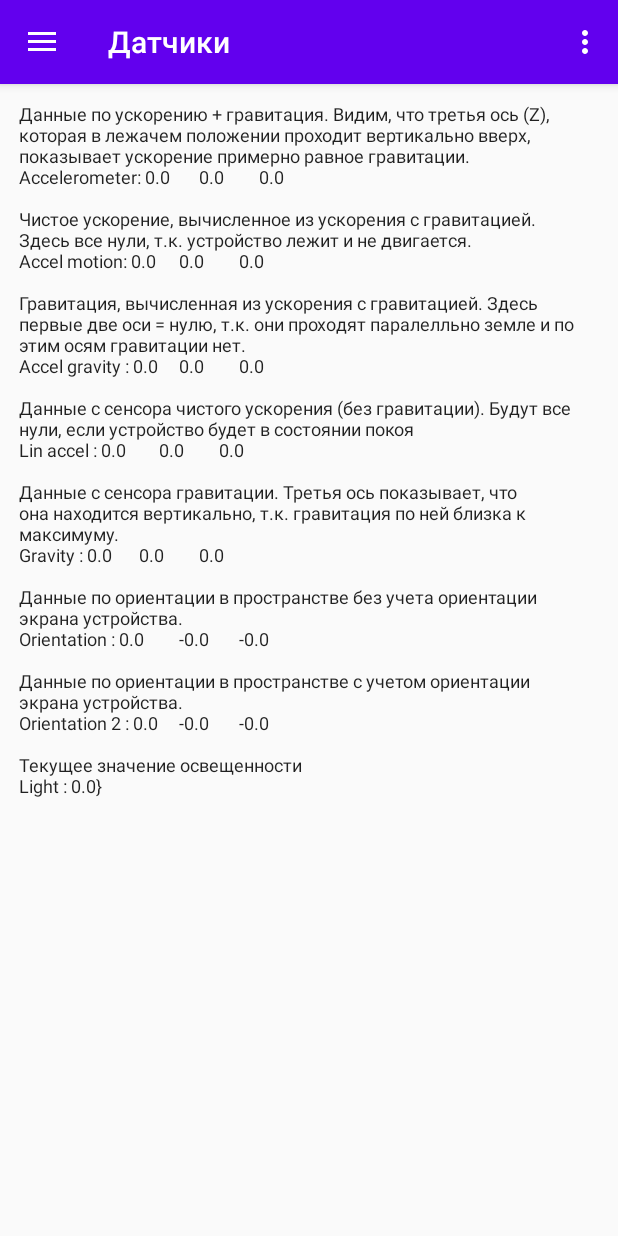
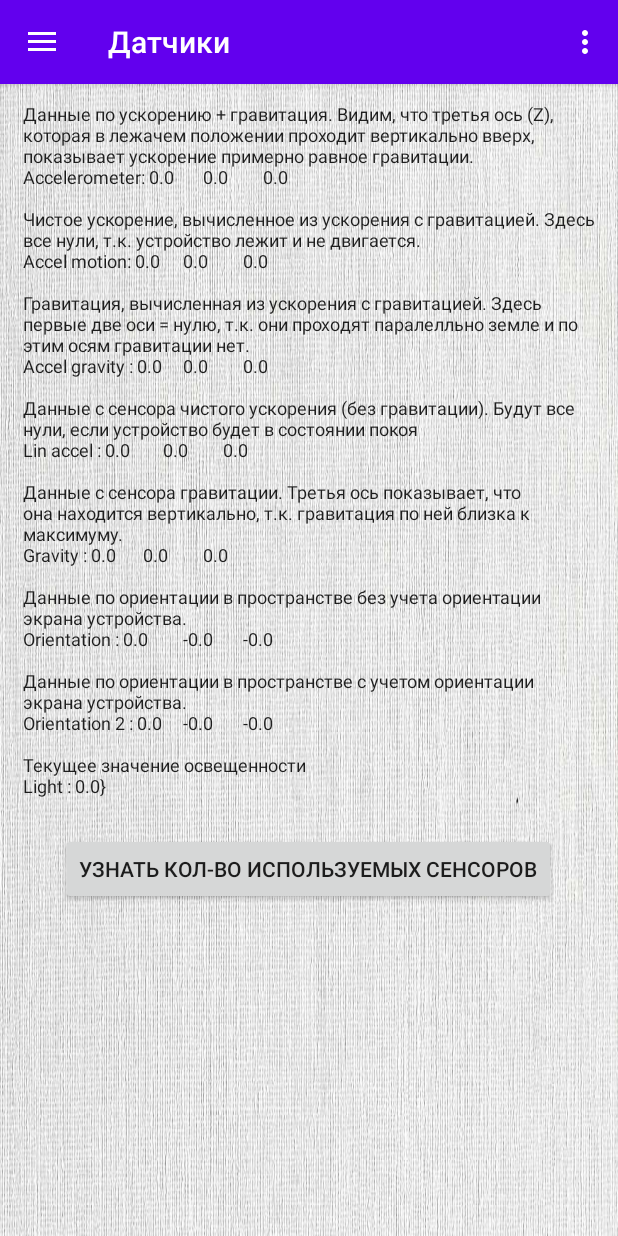
Before and after one commit to ProgressiveArt/MyDairy, an Android app: the screen it shows after launch (MainActivity), in the side drawer, after a tap on "Датчики", on a phone screen of 412 x 824 dp. Run offline under Robolectric (Android 15) with nearby library versions, the phone set to English and light mode, and no system bars; our stand-ins replace navigation-ui.

Commit message:
Добавил подсчет кол-ва датчиков + background для всего приложения

```diff
--- a/app/src/main/AndroidManifest.xml
+++ b/app/src/main/AndroidManifest.xml
@@ -4,7 +4,7 @@
 
     <application
         android:allowBackup="true"
-        android:icon="@mipmap/ic_launcher"
+        android:icon="@drawable/logo_img"
         android:label="@string/app_name"
         android:roundIcon="@mipmap/ic_launcher_round"
         android:supportsRtl="true"
--- a/app/src/main/java/com/example/mydiary/ui/sensors/sensorsFragment.java
+++ b/app/src/main/java/com/example/mydiary/ui/sensors/sensorsFragment.java
@@ -12,7 +12,9 @@ import android.view.Surface;
 import android.view.View;
 import android.view.ViewGroup;
 import android.view.WindowManager;
+import android.widget.Button;
 import android.widget.TextView;
+import android.widget.Toast;
 
 import androidx.annotation.NonNull;
 import androidx.fragment.app.Fragment;
@@ -32,6 +34,8 @@ public class sensorsFragment extends Fragment {
     Sensor sensorMagnet;
     Sensor sensorLight;
 
+    private int countThreads;
+
     StringBuilder sb = new StringBuilder();
     Timer timer;
     int rotation;
@@ -49,23 +53,35 @@ public class sensorsFragment extends Fragment {
         sensorMagnet = sensorManager.getDefaultSensor(Sensor.TYPE_MAGNETIC_FIELD);
         sensorLight = sensorManager.getDefaultSensor(Sensor.TYPE_LIGHT);
 
+        Button getThrCounts = root.findViewById(R.id.button_count_thr);
+        getThrCounts.setOnClickListener(new View.OnClickListener() {
+            public void onClick(View v) {
+                Toast.makeText(getActivity(),"Количество используемых датчиков = " + countThreads,Toast.LENGTH_SHORT).show();
+            }
+        });
+
         return root;
     }
 
     @Override
     public void onResume() {
         super.onResume();
+        countThreads = 0;
         sensorManager.registerListener(listener, sensorAccel,
                 SensorManager.SENSOR_DELAY_NORMAL);
+        countThreads++;
         sensorManager.registerListener(listener, sensorLinAccel,
                 SensorManager.SENSOR_DELAY_NORMAL);
+        countThreads++;
         sensorManager.registerListener(listener, sensorGravity,
                 SensorManager.SENSOR_DELAY_NORMAL);
+        countThreads++;
         sensorManager.registerListener(listener, sensorMagnet,
                 SensorManager.SENSOR_DELAY_NORMAL);
+        countThreads++;
         sensorManager.registerListener(listener, sensorLight,
                 SensorManager.SENSOR_DELAY_NORMAL);
-
+        countThreads++;
 
         timer = new Timer();
         TimerTask task = new TimerTask() {
--- a/app/src/main/res/layout/content_main.xml
+++ b/app/src/main/res/layout/content_main.xml
@@ -4,6 +4,7 @@
     xmlns:tools="http://schemas.android.com/tools"
     android:layout_width="match_parent"
     android:layout_height="match_parent"
+    android:background="@drawable/background"
     tools:showIn="@layout/app_bar_main">
 
     <FrameLayout
@@ -19,8 +20,8 @@
         <fragment
             android:id="@+id/nav_host_fragment"
             android:name="androidx.navigation.fragment.NavHostFragment"
-            android:layout_width="403dp"
-            android:layout_height="544dp"
+            android:layout_width="match_parent"
+            android:layout_height="551dp"
             app:defaultNavHost="true"
             app:navGraph="@navigation/mobile_navigation" />
     </FrameLayout>
--- a/app/src/main/res/layout/fragment_edit_record.xml
+++ b/app/src/main/res/layout/fragment_edit_record.xml
@@ -83,4 +83,6 @@
         app:layout_constraintStart_toStartOf="parent"
         app:layout_constraintTop_toBottomOf="@+id/record"
         tools:srcCompat="@tools:sample/avatars" />
+
+
 </androidx.constraintlayout.widget.ConstraintLayout>
--- a/app/src/main/res/layout/fragment_records_list.xml
+++ b/app/src/main/res/layout/fragment_records_list.xml
@@ -4,6 +4,7 @@
     xmlns:tools="http://schemas.android.com/tools"
     android:layout_width="match_parent"
     android:layout_height="match_parent"
+    android:background="@color/cardview_shadow_end_color"
     tools:context=".ui.records.RecordsListFragment">
 
     <Button
--- a/app/src/main/res/layout/fragment_sensors.xml
+++ b/app/src/main/res/layout/fragment_sensors.xml
@@ -8,8 +8,8 @@
 
     <TextView
         android:id="@+id/tvText"
-        android:layout_width="380dp"
-        android:layout_height="603dp"
+        android:layout_width="382dp"
+        android:layout_height="546dp"
         android:ellipsize="end"
         android:orientation="horizontal"
         android:scrollbars="vertical"
@@ -22,4 +22,16 @@
         app:layout_constraintStart_toStartOf="parent"
         app:layout_constraintTop_toTopOf="parent" />
 
+    <Button
+        android:id="@+id/button_count_thr"
+        android:layout_width="wrap_content"
+        android:layout_height="wrap_content"
+        android:layout_marginStart="161dp"
+        android:layout_marginEnd="161dp"
+        android:layout_marginBottom="1dp"
+        android:text="@string/count_threads"
+        app:layout_constraintBottom_toBottomOf="parent"
+        app:layout_constraintEnd_toEndOf="parent"
+        app:layout_constraintStart_toStartOf="parent" />
+
 </androidx.constraintlayout.widget.ConstraintLayout>
--- a/app/src/main/res/values/strings.xml
+++ b/app/src/main/res/values/strings.xml
@@ -23,4 +23,5 @@
     <string name="about_title">About</string>
     <string name="exit_title">Выход</string>
     <string name="send_notifi_text">Отправить уведомление</string>
+    <string name="count_threads">Узнать кол-во используемых сенсоров</string>
 </resources>
```
Also changed, not shown: app/src/main/res/drawable-v24/background.jpg (added).
